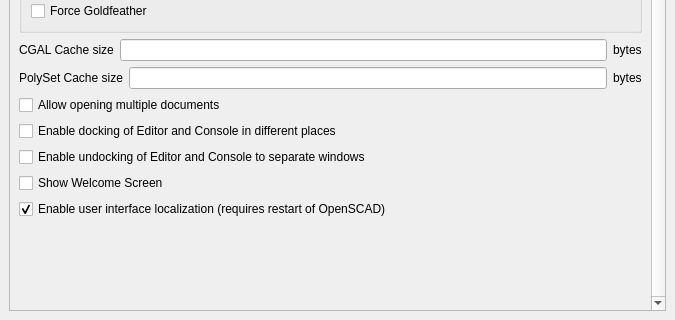
This is src/Preferences.ui in openscad/openscad as Qt 5 draws it before an edit; both pictures show x 0 to 675 and y 156 to 476 of the 675 by 476 pixel window. The edited form follows.
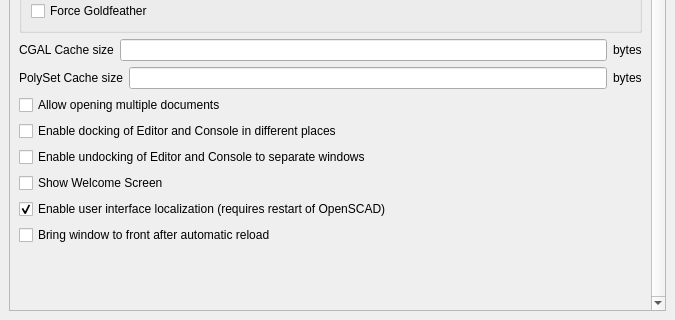
This is the edited form. The open tabs and pages were chosen to show the change. Icons and pictures are not drawn.

Commit message: Feature addition: Option to raise the window upon auto-reload (#2321)

The edit to the form file:
```diff
--- a/src/Preferences.ui
+++ b/src/Preferences.ui
@@ -1434,6 +1434,16 @@
               </property>
              </widget>
             </item>
+            <item>
+             <widget class="QCheckBox" name="autoReloadRaiseCheckBox">
+              <property name="text">
+               <string>Bring window to front after automatic reload</string>
+              </property>
+              <property name="checked">
+               <bool>false</bool>
+              </property>
+             </widget>
+            </item>
             <item>
              <spacer name="verticalSpacer">
               <property name="orientation">
```
The commit also changes 6 other files.
